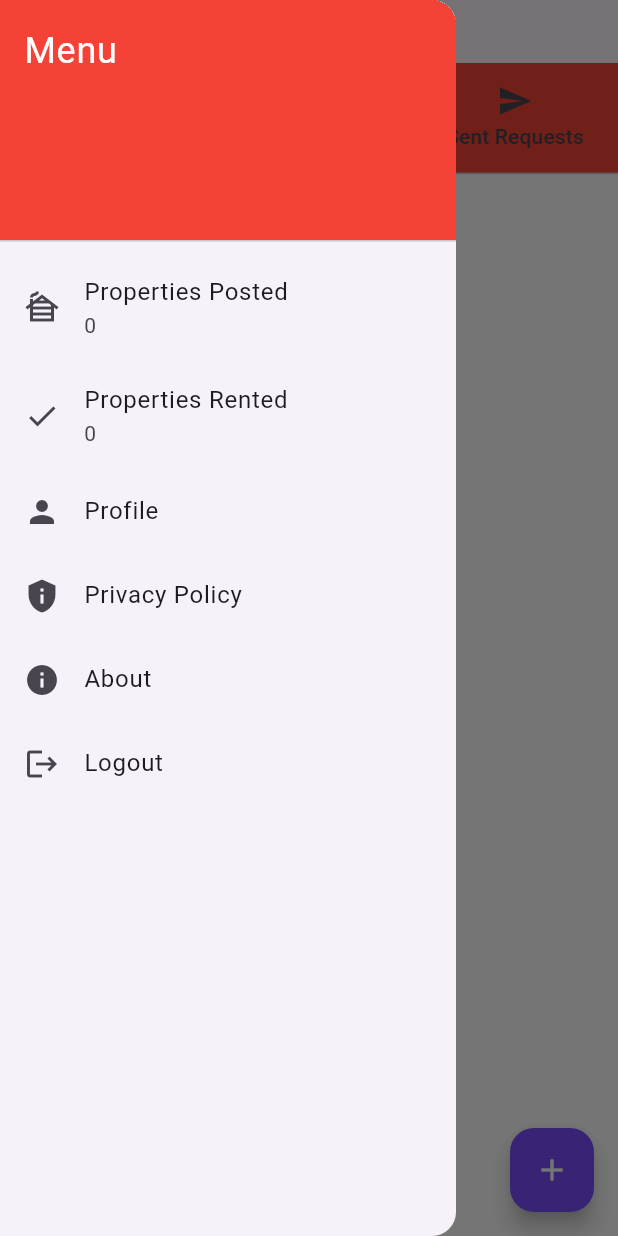
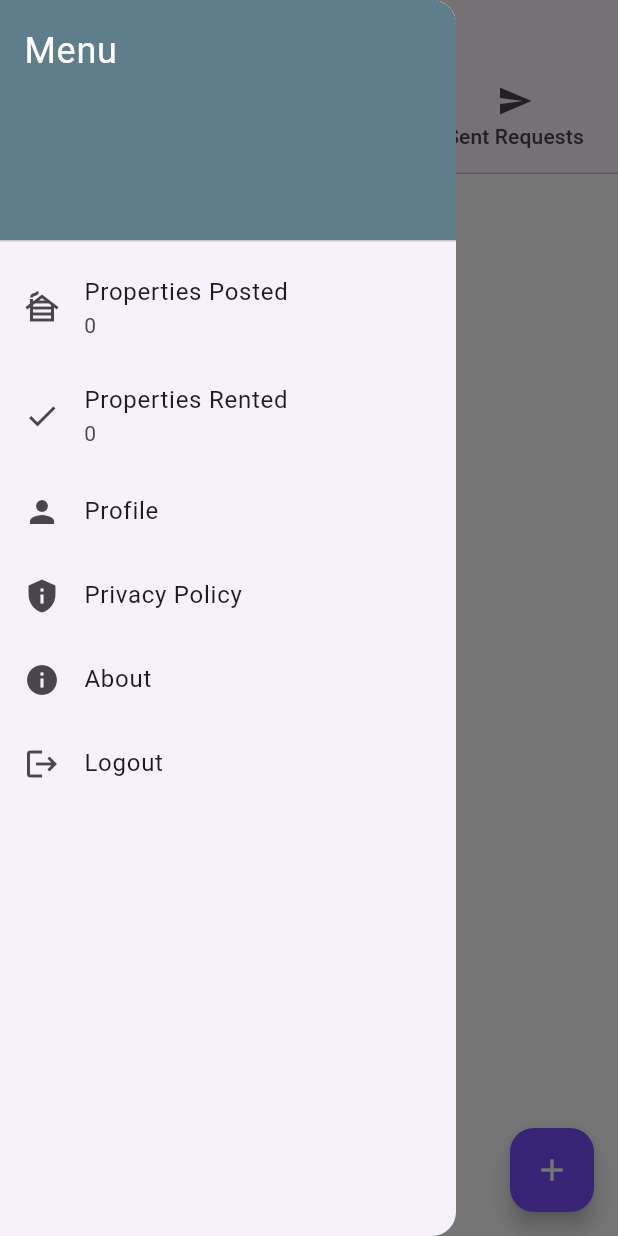
Before and after one commit to eyop/Rental-management, a Flutter app: the PropertyListing screen opened by its route, with the side drawer open, on a phone screen of 412 x 824 dp. Run offline on Flutter 3.47's test engine with Material 3 defaults, Android fonts, the phone set to English and light mode, and no system bars; our stand-ins replace cached_network_image, cloud_firestore, firebase_auth, firebase_core, firebase_storage, google_fonts and 3 more; accounts and stored records are empty.

```diff
--- a/lib/screens/property_listing.dart
+++ b/lib/screens/property_listing.dart
@@ -19,8 +19,10 @@ class PropertyListing extends StatefulWidget {
   State<PropertyListing> createState() => _PropertyListingState();
 }
 
-class _PropertyListingState extends State<PropertyListing> {
+class _PropertyListingState extends State<PropertyListing>
+    with SingleTickerProviderStateMixin {
   final GlobalKey<ScaffoldState> _scaffoldKey = GlobalKey();
+  late TabController _tabController;
   bool isFetching = false;
   String? uid;
 
@@ -32,7 +34,22 @@ class _PropertyListingState extends State<PropertyListing> {
   void initState() {
     super.initState();
     uid = context.read<AuthenticationProvider>().uid;
+    _tabController = TabController(length: 3, vsync: this);
+    _tabController.addListener(_handleTabChange);
     _fetchData();
+  }
+
+  @override
+  void dispose() {
+    _tabController.removeListener(_handleTabChange);
+    _tabController.dispose();
+    super.dispose();
+  }
+
+  void _handleTabChange() {
+    if (_tabController.indexIsChanging) {
+      _fetchData();
+    }
   }
 
   Future<void> _fetchData() async {
@@ -109,10 +126,11 @@ class _PropertyListingState extends State<PropertyListing> {
           bottom: PreferredSize(
             preferredSize: const Size.fromHeight(60),
             child: Container(
-              color: Colors.red,
-              child: const TabBar(
-                labelColor: Colors.white,
-                tabs: [
+              //color: Colors.red,
+              child: TabBar(
+                controller: _tabController,
+                labelColor: Colors.blueAccent,
+                tabs: const [
                   Tab(icon: Icon(Icons.list), text: "Properties"),
                   Tab(
                       icon: Icon(Icons.request_page),
@@ -129,7 +147,7 @@ class _PropertyListingState extends State<PropertyListing> {
             children: <Widget>[
               const DrawerHeader(
                 decoration: BoxDecoration(
-                  color: Colors.red,
+                  color: Colors.blueGrey,
                 ),
                 child: Text(
                   'Menu',
@@ -215,6 +233,7 @@ class _PropertyListingState extends State<PropertyListing> {
           ),
         ),
         body: TabBarView(
+          controller: _tabController,
           children: [
             RefreshIndicator(
               onRefresh: _refreshData,
```
Also changed, not shown: lib/screens/property_details.dart (+10 -10 lines).
